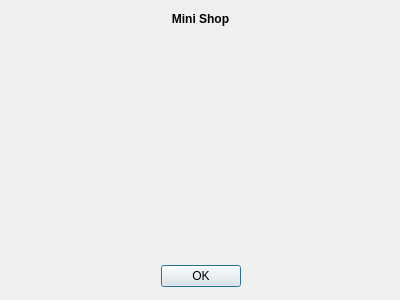
The window that dialogs/aboutdialog.ui (vintikcomua/minishop) describes before a commit, drawn with Qt 5.
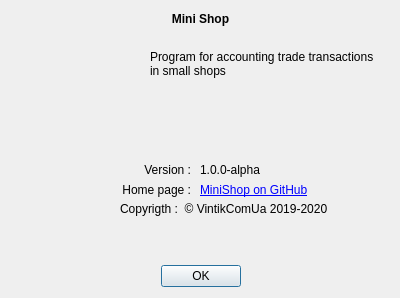
The same window after the commit. Icons and pictures are not drawn.

Diff of the .ui file:
```diff
--- a/dialogs/aboutdialog.ui
+++ b/dialogs/aboutdialog.ui
@@ -7,7 +7,7 @@
     <x>0</x>
     <y>0</y>
     <width>400</width>
-    <height>300</height>
+    <height>298</height>
    </rect>
   </property>
   <property name="windowTitle">
@@ -79,6 +79,102 @@
     <set>Qt::AlignCenter</set>
    </property>
   </widget>
+  <widget class="QLabel" name="appDescriptionLabel">
+   <property name="geometry">
+    <rect>
+     <x>150</x>
+     <y>50</y>
+     <width>231</width>
+     <height>101</height>
+    </rect>
+   </property>
+   <property name="text">
+    <string>Рrogram for accounting trade transactions in small shops</string>
+   </property>
+   <property name="scaledContents">
+    <bool>false</bool>
+   </property>
+   <property name="alignment">
+    <set>Qt::AlignLeading|Qt::AlignLeft|Qt::AlignTop</set>
+   </property>
+   <property name="wordWrap">
+    <bool>true</bool>
+   </property>
+  </widget>
+  <widget class="QLabel" name="appVersionLabel">
+   <property name="geometry">
+    <rect>
+     <x>200</x>
+     <y>160</y>
+     <width>211</width>
+     <height>20</height>
+    </rect>
+   </property>
+   <property name="text">
+    <string notr="true">1.0.0-alpha</string>
+   </property>
+  </widget>
+  <widget class="QLabel" name="appCopyrightLabel">
+   <property name="geometry">
+    <rect>
+     <x>120</x>
+     <y>200</y>
+     <width>261</width>
+     <height>17</height>
+    </rect>
+   </property>
+   <property name="text">
+    <string notr="true">Copyrigth :  © VintikComUa 2019-2020</string>
+   </property>
+  </widget>
+  <widget class="QLabel" name="appHomePageTextLabel">
+   <property name="geometry">
+    <rect>
+     <x>20</x>
+     <y>180</y>
+     <width>171</width>
+     <height>20</height>
+    </rect>
+   </property>
+   <property name="text">
+    <string>Home page :</string>
+   </property>
+   <property name="alignment">
+    <set>Qt::AlignRight|Qt::AlignTrailing|Qt::AlignVCenter</set>
+   </property>
+  </widget>
+  <widget class="QLabel" name="appHomePageLabel">
+   <property name="geometry">
+    <rect>
+     <x>200</x>
+     <y>180</y>
+     <width>211</width>
+     <height>20</height>
+    </rect>
+   </property>
+   <property name="text">
+    <string notr="true">&lt;html&gt;&lt;head/&gt;&lt;body&gt;&lt;p&gt;&lt;a href=&quot;https://github.com/vintikcomua/minishop&quot;&gt;&lt;span style=&quot; text-decoration: underline; color:#0000ff;&quot;&gt;MiniShop on GitHub&lt;/span&gt;&lt;/a&gt;&lt;/p&gt;&lt;/body&gt;&lt;/html&gt;</string>
+   </property>
+   <property name="openExternalLinks">
+    <bool>true</bool>
+   </property>
+  </widget>
+  <widget class="QLabel" name="appVersionTextLabel">
+   <property name="geometry">
+    <rect>
+     <x>20</x>
+     <y>160</y>
+     <width>171</width>
+     <height>20</height>
+    </rect>
+   </property>
+   <property name="text">
+    <string>Version :</string>
+   </property>
+   <property name="alignment">
+    <set>Qt::AlignRight|Qt::AlignTrailing|Qt::AlignVCenter</set>
+   </property>
+  </widget>
  </widget>
  <resources>
   <include location="../minishop.qrc"/>
```
